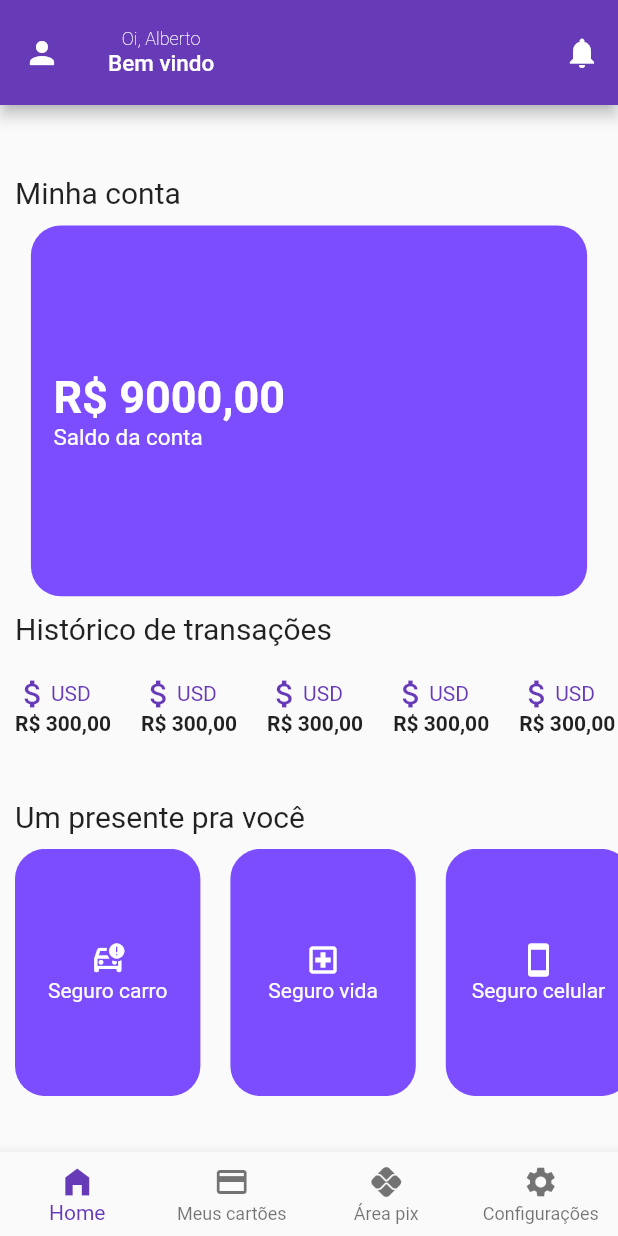
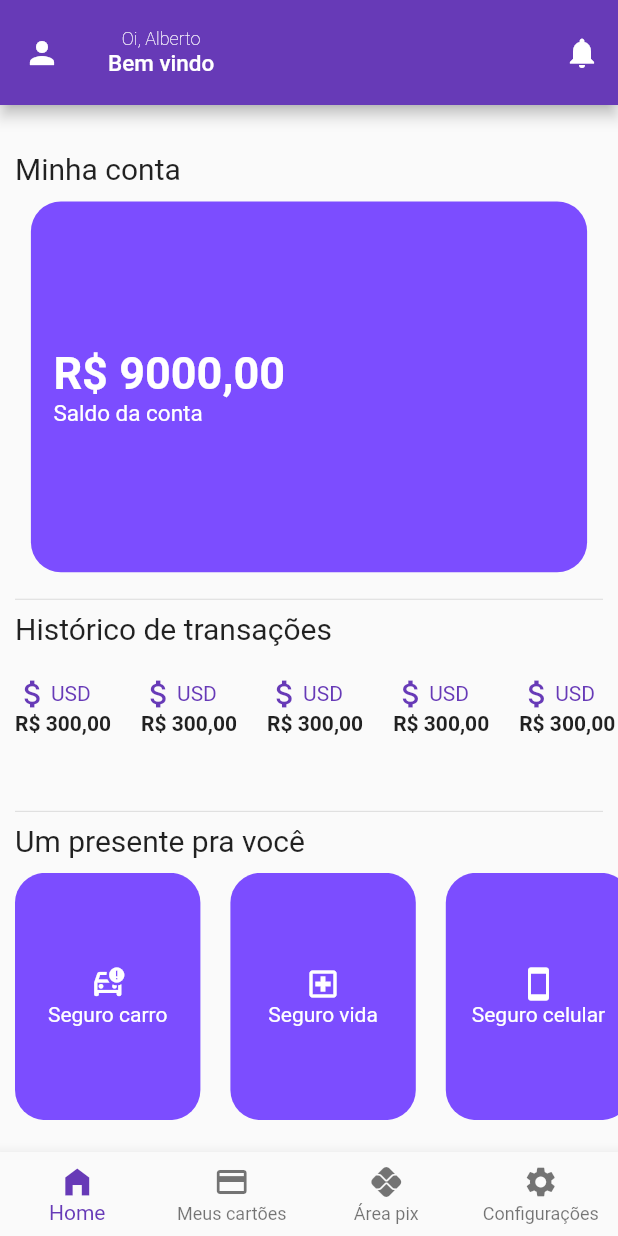
Before and after one commit to mechztcc/digibank, a Flutter app: the HomePage screen opened by its route, on a phone screen of 412 x 824 dp. Run offline on Flutter 3.47's test engine with Material 2 defaults, Android fonts, the phone set to English and light mode, and no system bars; our stand-ins replace flutter_modular.

Commit message:
fix: improviments on home layout

```diff
--- a/lib/app/modules/home/pages/home_page.dart
+++ b/lib/app/modules/home/pages/home_page.dart
@@ -91,13 +91,18 @@
           ),
           Padding(
             padding: const EdgeInsets.all(10.0),
-            child: Row(
+            child: Column(
+              children: [
+                const Divider(),
+                Row(
                   children: const [
                     Text(
                       'Histórico de transações',
                       style: TextStyle(
                         fontSize: 20,
                       ),
+                    ),
+                  ],
                 ),
               ],
             ),
@@ -121,13 +126,18 @@
           ),
           Padding(
             padding: const EdgeInsets.all(10.0),
-            child: Row(
+            child: Column(
+              children: [
+                const Divider(),
+                Row(
                   children: const [
                     Text(
                       'Um presente pra você',
                       style: TextStyle(
                         fontSize: 20,
                       ),
+                    ),
+                  ],
                 ),
               ],
             ),
```
Lines whose indentation alone changed are shown as unchanged.
